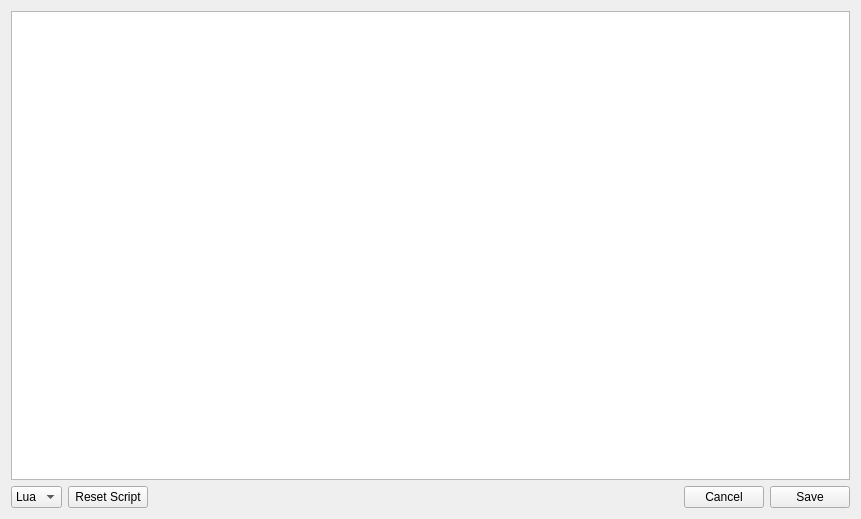
Before: the Qt Designer form ccs/language_editor/ScriptEditor.ui in bisegni/chaosframework, drawn with Qt 5.
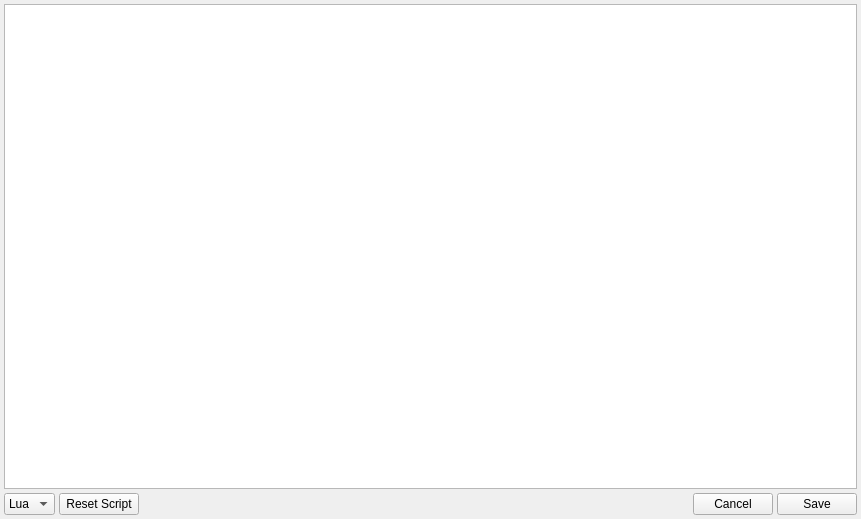
After: the same form once the commit is applied.

Patch:
```diff
--- a/ccs/language_editor/ScriptEditor.ui
+++ b/ccs/language_editor/ScriptEditor.ui
@@ -20,6 +20,21 @@
    <string>Form</string>
   </property>
   <layout class="QVBoxLayout" name="verticalLayout">
+   <property name="spacing">
+    <number>4</number>
+   </property>
+   <property name="leftMargin">
+    <number>4</number>
+   </property>
+   <property name="topMargin">
+    <number>4</number>
+   </property>
+   <property name="rightMargin">
+    <number>4</number>
+   </property>
+   <property name="bottomMargin">
+    <number>4</number>
+   </property>
    <item>
     <widget class="QTextEdit" name="scriptEditor"/>
    </item>
```
